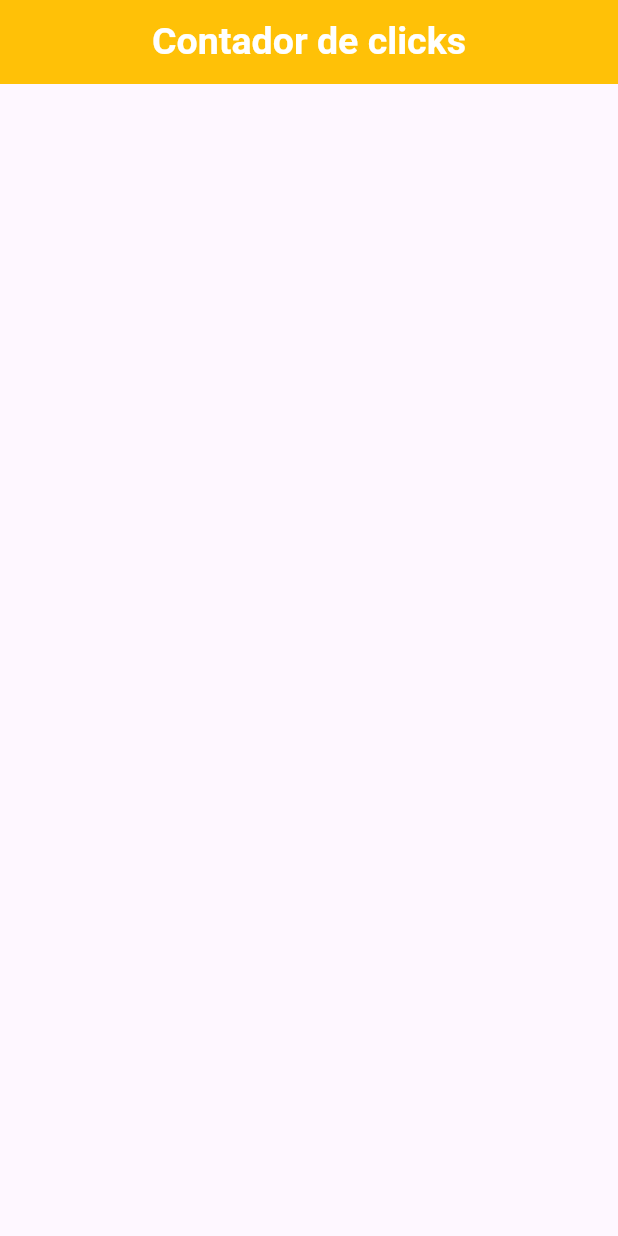
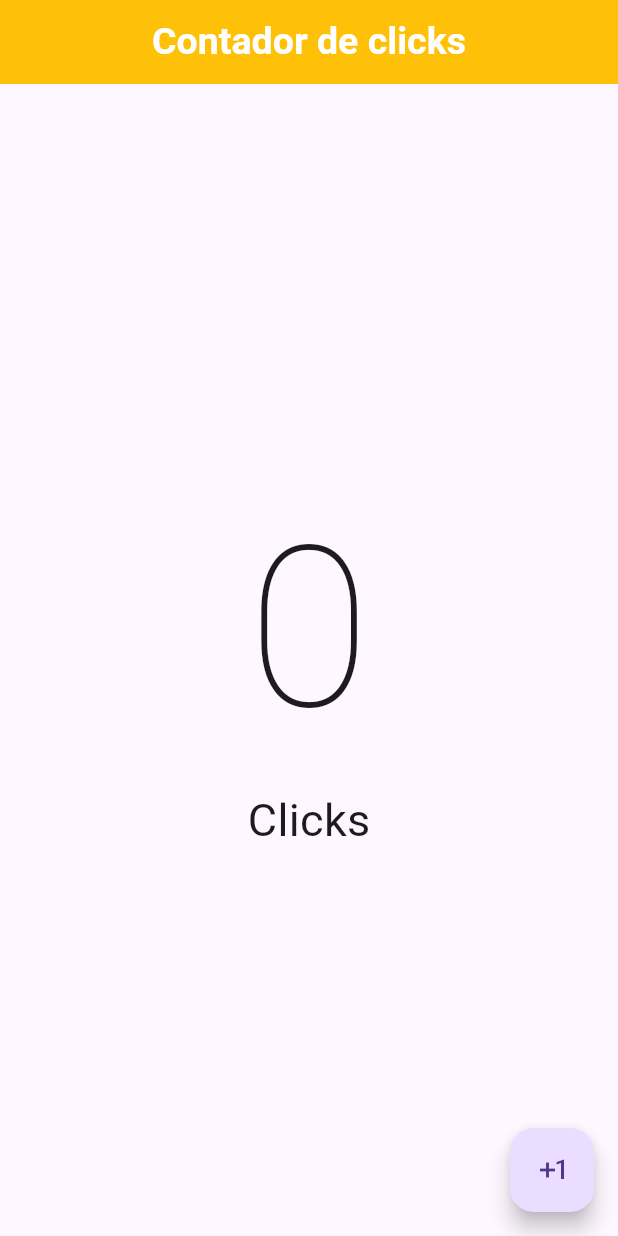
Before and after one commit to DanielRestrepoGaleano/dart_flutter, a Flutter app: the screen it shows after launch, on a phone screen of 412 x 824 dp. Run offline on Flutter 3.47's test engine with Material 3 defaults, Android fonts, the phone set to English and light mode, and no system bars.

Commit message:
Parte 3 de la clase
Esta es la ultima parte de la clase 1 de flutter, el contador se encuentra funcionando pero se puede mejorar

```diff
--- a/contador/lib/main.dart
+++ b/contador/lib/main.dart
@@ -1,5 +1,6 @@
 /// The `main` function in Dart initializes a Flutter application by running the `Contador` class to
 /// display its UI.
+import 'package:contador/views/screens/contador_screen.dart';
 import 'package:flutter/material.dart';
 
 void main() {
@@ -25,17 +26,7 @@ class Contador extends StatelessWidget {
     return MaterialApp(
       debugShowCheckedModeBanner: false,
       // home: Center(child: Text("Hola flutter")),
-      home: Scaffold(
-        appBar: AppBar(
-          title: const Text(
-            "Contador de clicks",
-            style: TextStyle(fontSize: 25, fontWeight: FontWeight.bold),
-          ),
-          backgroundColor: Colors.amber,
-          foregroundColor: Colors.white,
-          centerTitle: true,
-        ),
-      ),
+      home: contadorScreen(),
     ); //este widget va a acomodar el contenido en el centro
   }
 }
--- /dev/null
+++ b/contador/lib/views/screens/contador_screen.dart
@@ -0,0 +1,53 @@
+import 'package:flutter/material.dart';
+
+class contadorScreen extends StatefulWidget {
+  const contadorScreen({
+    super.key,
+  });
+
+  @override
+  State<contadorScreen> createState() => _contadorScreenState();
+}
+
+class _contadorScreenState extends State<contadorScreen> {
+  int cnt = 0;
+  @override
+  Widget build(BuildContext context) {
+
+    return Scaffold(
+      appBar: AppBar(
+        title: const Text(
+          "Contador de clicks",
+          style: TextStyle(fontSize: 25, fontWeight: FontWeight.bold),
+        ),
+        backgroundColor: Colors.amber,
+        foregroundColor: Colors.white,
+        centerTitle: true,
+      ),
+      body:  Center(
+        child: Column(
+          mainAxisAlignment: MainAxisAlignment.center,
+          children: [
+            Text(
+              "$cnt",
+              style: const TextStyle(fontSize: 150, fontWeight: FontWeight.w100),
+            ),
+            // Icon(Icons.accessibility_new_outlined)
+            const Text("Clicks", style: TextStyle(fontSize: 30),)
+
+          ],
+        ),
+      ),
+      floatingActionButton: FloatingActionButton(
+        onPressed: () {
+          cnt++;
+          print("**** contenido de cnt: $cnt");
+          setState(() {
+            //es una función anonima, con solo ejecutarla funciona, se puede poner el cnt++ pero no es obligatorio
+          });
+        },
+        child: const Icon(Icons.exposure_plus_1),
+         ),
+    );
+  }
+}
```
Also changed, not shown: 2 other files.
